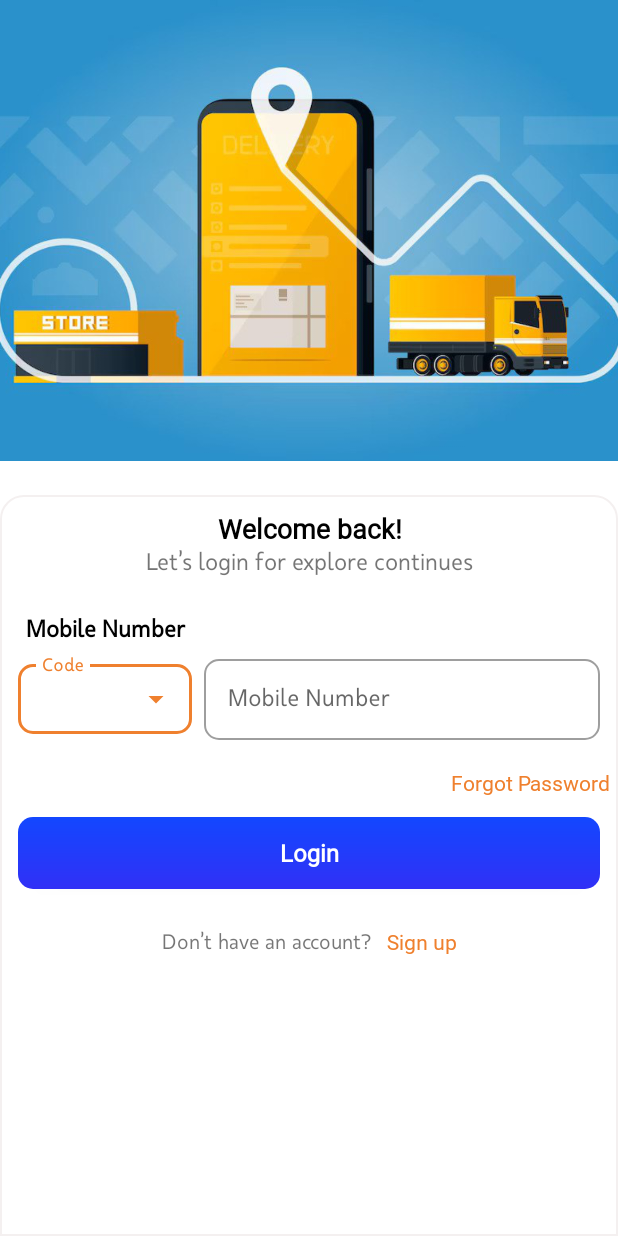
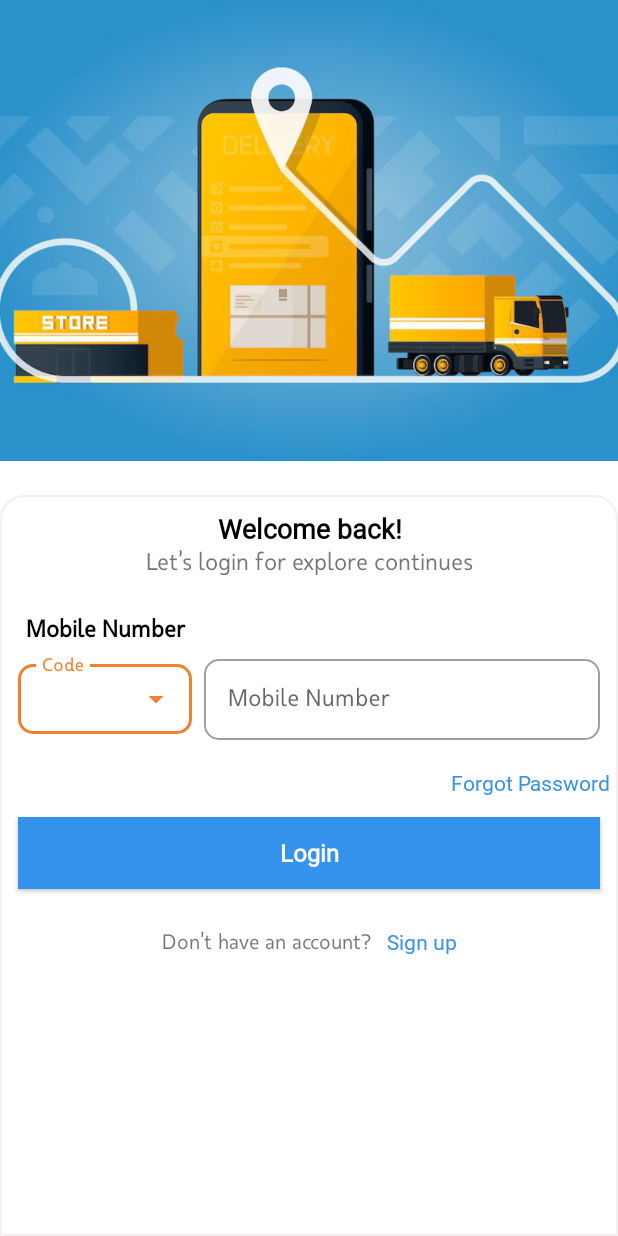
Before and after one commit to Vasanthdev2004/truck-lorry-app, an Android app: the LoginActivity screen opened directly, with no data from a screen before it, on a phone screen of 412 x 824 dp. Run offline under Robolectric (Android 15) with nearby library versions, the phone set to English and light mode, and no system bars; our stand-ins replace ButterKnife; libraries missing offline, so code that uses them is left out: com.onesignal.

Commit message:
color changed for forgot and log

```diff
--- a/app/src/main/res/layout/activity_forgot_password.xml
+++ b/app/src/main/res/layout/activity_forgot_password.xml
@@ -29,7 +29,7 @@
                 android:id="@+id/l1"
                 android:layout_width="match_parent"
                 android:layout_height="120dp"
-                android:background="#3DA8D9"
+                android:background="#3693ED"
                 android:gravity="center"
                 android:orientation="vertical">
 
@@ -156,7 +156,7 @@
                     android:layout_height="wrap_content"
                     android:layout_marginStart="12dp"
                     android:layout_marginEnd="12dp"
-                    android:background="#3DA8D9"
+                    android:background="#3693ED"
                     android:gravity="center"
                     android:padding="5dp"
                     android:text="@string/continues"
@@ -189,7 +189,7 @@
                         android:gravity="center"
                         android:padding="5dp"
                         android:text="@string/login"
-                        android:textColor="#3DA8D9" />
+                        android:textColor="#3693ED" />
 
 
                 </LinearLayout>
--- a/app/src/main/res/layout/activity_log.xml
+++ b/app/src/main/res/layout/activity_log.xml
@@ -192,7 +192,7 @@
                     android:gravity="right"
                     android:padding="5dp"
                     android:text="@string/forgot_password"
-                    android:textColor="@color/purple_700" />
+                    android:textColor="#3693ED" />
             </LinearLayout>
 
             <View
@@ -201,16 +201,16 @@
 
             <TextView
                 android:id="@+id/btn_login"
+                style="@style/AppTheme.Button"
                 android:layout_width="match_parent"
                 android:layout_height="wrap_content"
                 android:layout_marginStart="12dp"
+
                 android:layout_marginEnd="12dp"
-
+                android:background="#3693ED"
                 android:gravity="center"
                 android:padding="5dp"
-                android:text="@string/login"
-                style="@style/AppTheme.Button"
-                 />
+                android:text="@string/login" />
 
             <View
                 android:layout_width="match_parent"
@@ -240,7 +240,7 @@
                     android:gravity="center"
                     android:padding="5dp"
                     android:text="@string/sign_up"
-                    android:textColor="@color/purple_700" />
+                    android:textColor="#3693ED" />
             </LinearLayout>
         </LinearLayout>
     </LinearLayout>
```
